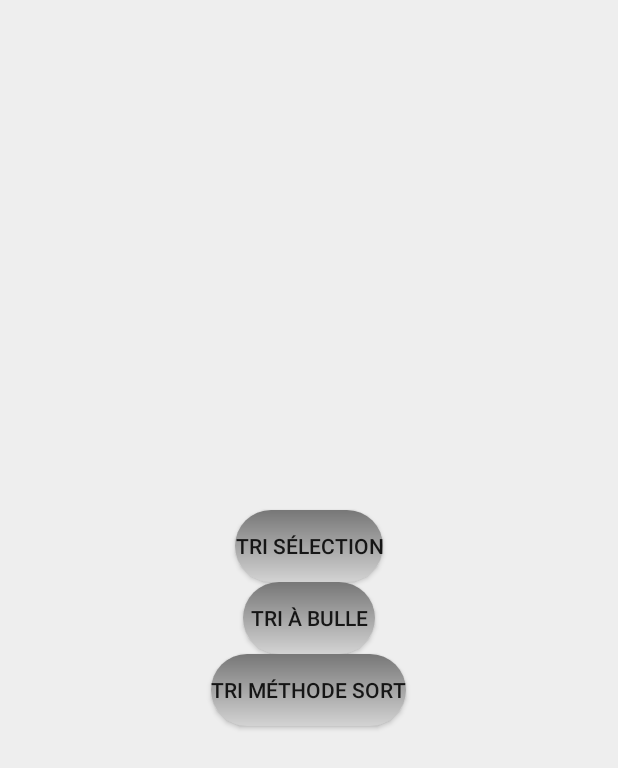
After one commit to RiviereGregory/kotlin_dev_applications_mobiles, an Android app: the PerformanceTri screen opened directly, with no data from a screen before it, on a phone screen of 412 x 824 dp. The commit adds this screen. Shown: the top 768 px of the screen. Run offline under Robolectric (Android 15) with nearby library versions, the phone set to English and light mode, and no system bars.

Commit message:
feat: OS Android - Test performance avec tris

```diff
--- a/Chapitre3Activity/app/src/main/AndroidManifest.xml
+++ b/Chapitre3Activity/app/src/main/AndroidManifest.xml
@@ -12,6 +12,9 @@
         android:supportsRtl="true"
         android:theme="@style/Theme.Chapitre3Activity"
         tools:targetApi="31">
+        <activity
+            android:name=".PerformanceTri"
+            android:exported="false" />
         <activity
             android:name=".TomAndLola"
             android:exported="false" />
--- a/Chapitre3Activity/app/src/main/java/mrs/riverjach/chapitre3activity/MainActivity.kt
+++ b/Chapitre3Activity/app/src/main/java/mrs/riverjach/chapitre3activity/MainActivity.kt
@@ -30,6 +30,7 @@ class MainActivity : AppCompatActivity() {
         val button7: Button = findViewById(R.id.button7)
         val button8: Button = findViewById(R.id.button8)
         val button9: Button = findViewById(R.id.button9)
+        val button10: Button = findViewById(R.id.button10)
         val user = User("Tom", 16)
         button.setOnClickListener {
             val intent = Intent(this, UserActivity::class.java)
@@ -83,6 +84,10 @@ class MainActivity : AppCompatActivity() {
             val intent = Intent(this, TomAndLola::class.java)
             startActivity(intent)
         }
+        button10.setOnClickListener {
+            val intent = Intent(this, PerformanceTri::class.java)
+            startActivity(intent)
+        }
     }
 
     override fun onCreateOptionsMenu(menu: Menu?): Boolean {
--- /dev/null
+++ b/Chapitre3Activity/app/src/main/res/layout/activity_performance_tri.xml
@@ -0,0 +1,32 @@
+<?xml version="1.0" encoding="utf-8"?>
+<LinearLayout xmlns:android="http://schemas.android.com/apk/res/android"
+    xmlns:tools="http://schemas.android.com/tools"
+    android:layout_width="match_parent"
+    android:layout_height="match_parent"
+    android:background="@color/grey"
+    android:gravity="center"
+    android:orientation="vertical"
+    tools:context=".PerformanceTri">
+
+    <Button
+        android:id="@+id/tri_selection"
+        android:layout_width="wrap_content"
+        android:layout_height="wrap_content"
+        android:background="@drawable/roundbutton"
+        android:text="@string/tri_s_lection" />
+
+    <Button
+        android:id="@+id/tri_bulle"
+        android:layout_width="wrap_content"
+        android:layout_height="wrap_content"
+        android:background="@drawable/roundbutton"
+        android:text="@string/tri_bulle" />
+
+    <Button
+        android:id="@+id/tri_methode_sort"
+        android:layout_width="wrap_content"
+        android:layout_height="wrap_content"
+        android:background="@drawable/roundbutton"
+        android:text="@string/tri_m_thode_sort" />
+
+</LinearLayout>
--- a/Chapitre3Activity/app/src/main/res/values/strings.xml
+++ b/Chapitre3Activity/app/src/main/res/values/strings.xml
@@ -45,4 +45,9 @@
     <string name="egalit">Egalité</string>
     <string name="tom_a_gagn">Tom a gagné</string>
     <string name="lola_a_gagn">Lola a gagné</string>
+    <string name="tri_s_lection">tri sélection</string>
+    <string name="tri_m_thode_sort">tri méthode sort</string>
+    <string name="tri_rapide">tri rapide</string>
+    <string name="tri_bulle">tri à bulle</string>
+    <string name="performance_tri">performance tri</string>
 </resources>
```
Also changed, not shown: Chapitre3Activity/app/src/main/java/mrs/riverjach/chapitre3activity/PerformanceTri.kt (added, +60 -0 lines), Chapitre3Activity/app/src/main/res/layout/activity_main.xml (+7 -0 lines).
